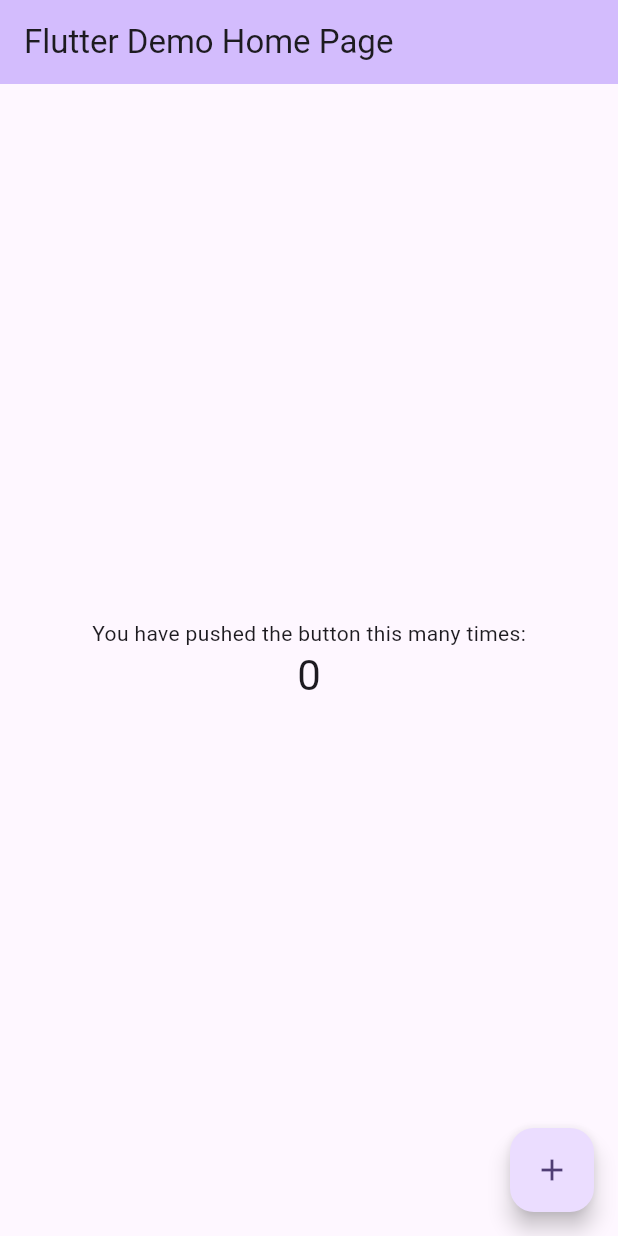
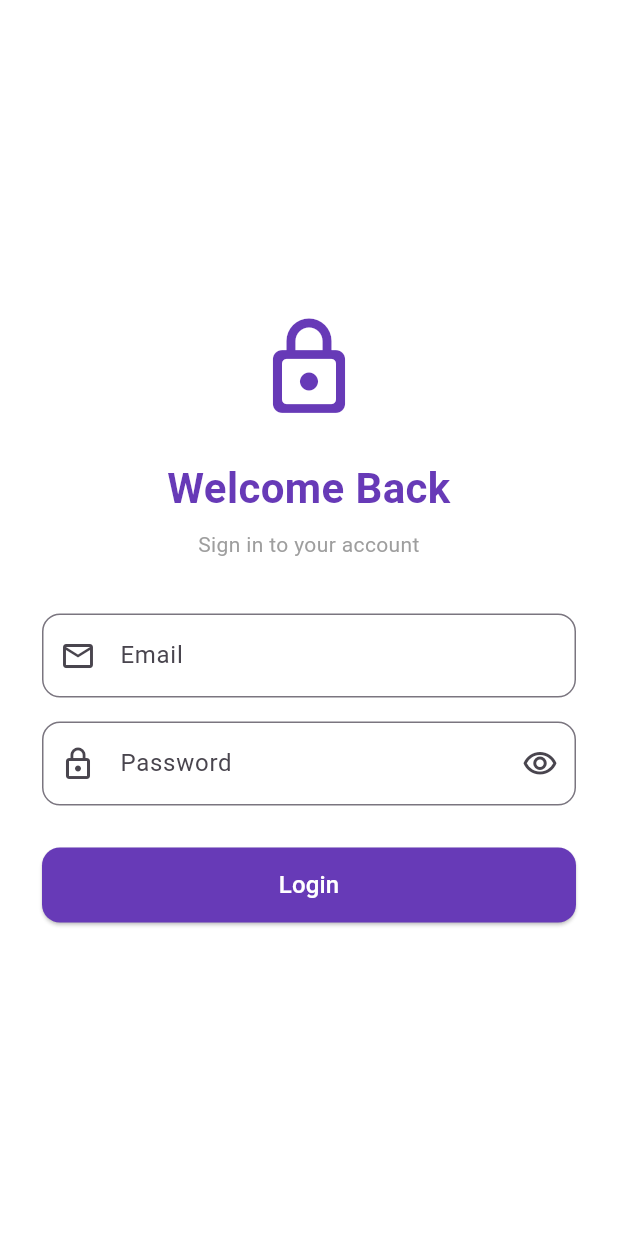
Before and after one commit to Dio-Tech-Team/lms-mobile, a Flutter app: the screen it shows after launch, on a phone screen of 412 x 824 dp. Run offline on Flutter 3.47's test engine with Material 3 defaults, Android fonts, the light colour scheme and no system bars.

Commit message:
onproccess_login_creation

```diff
--- a/lib/main.dart
+++ b/lib/main.dart
@@ -1,122 +1,34 @@
 import 'package:flutter/material.dart';
+import 'package:provider/provider.dart';
+import 'providers/auth_providers.dart';
+import '../users/login_page.dart';
+import '../screentabs/homepage.dart';
 
 void main() {
-  runApp(const MyApp());
+  runApp(
+    MultiProvider(
+      providers: [
+        ChangeNotifierProvider(create: (context) => AuthProvider()),
+      ],
+      child: const MyApp(),
+    ),
+  );
 }
 
 class MyApp extends StatelessWidget {
   const MyApp({super.key});
 
-  // This widget is the root of your application.
   @override
   Widget build(BuildContext context) {
     return MaterialApp(
-      title: 'Flutter Demo',
+      title: 'My App',
       theme: ThemeData(
-        // This is the theme of your application.
-        //
-        // TRY THIS: Try running your application with "flutter run". You'll see
-        // the application has a purple toolbar. Then, without quitting the app,
-        // try changing the seedColor in the colorScheme below to Colors.green
-        // and then invoke "hot reload" (save your changes or press the "hot
-        // reload" button in a Flutter-supported IDE, or press "r" if you used
-        // the command line to start the app).
-        //
-        // Notice that the counter didn't reset back to zero; the application
-        // state is not lost during the reload. To reset the state, use hot
-        // restart instead.
-        //
-        // This works for code too, not just values: Most code changes can be
-        // tested with just a hot reload.
         colorScheme: ColorScheme.fromSeed(seedColor: Colors.deepPurple),
       ),
-      home: const MyHomePage(title: 'Flutter Demo Home Page'),
+      home: const LoginPage(),
+      routes: {
+        '/home': (context) => const HomePage(),
+      },
     );
   }
 }
-
-class MyHomePage extends StatefulWidget {
-  const MyHomePage({super.key, required this.title});
-
-  // This widget is the home page of your application. It is stateful, meaning
-  // that it has a State object (defined below) that contains fields that affect
-  // how it looks.
-
-  // This class is the configuration for the state. It holds the values (in this
-  // case the title) provided by the parent (in this case the App widget) and
-  // used by the build method of the State. Fields in a Widget subclass are
-  // always marked "final".
-
-  final String title;
-
-  @override
-  State<MyHomePage> createState() => _MyHomePageState();
-}
-
-class _MyHomePageState extends State<MyHomePage> {
-  int _counter = 0;
-
-  void _incrementCounter() {
-    setState(() {
-      // This call to setState tells the Flutter framework that something has
-      // changed in this State, which causes it to rerun the build method below
-      // so that the display can reflect the updated values. If we changed
-      // _counter without calling setState(), then the build method would not be
-      // called again, and so nothing would appear to happen.
-      _counter++;
-    });
-  }
-
-  @override
-  Widget build(BuildContext context) {
-    // This method is rerun every time setState is called, for instance as done
-    // by the _incrementCounter method above.
-    //
-    // The Flutter framework has been optimized to make rerunning build methods
-    // fast, so that you can just rebuild anything that needs updating rather
-    // than having to individually change instances of widgets.
-    return Scaffold(
-      appBar: AppBar(
-        // TRY THIS: Try changing the color here to a specific color (to
-        // Colors.amber, perhaps?) and trigger a hot reload to see the AppBar
-        // change color while the other colors stay the same.
-        backgroundColor: Theme.of(context).colorScheme.inversePrimary,
-        // Here we take the value from the MyHomePage object that was created by
-        // the App.build method, and use it to set our appbar title.
-        title: Text(widget.title),
-      ),
-      body: Center(
-        // Center is a layout widget. It takes a single child and positions it
-        // in the middle of the parent.
-        child: Column(
-          // Column is also a layout widget. It takes a list of children and
-          // arranges them vertically. By default, it sizes itself to fit its
-          // children horizontally, and tries to be as tall as its parent.
-          //
-          // Column has various properties to control how it sizes itself and
-          // how it positions its children. Here we use mainAxisAlignment to
-          // center the children vertically; the main axis here is the vertical
-          // axis because Columns are vertical (the cross axis would be
-          // horizontal).
-          //
-          // TRY THIS: Invoke "debug painting" (choose the "Toggle Debug Paint"
-          // action in the IDE, or press "p" in the console), to see the
-          // wireframe for each widget.
-          mainAxisAlignment: MainAxisAlignment.center,
-          children: <Widget>[
-            const Text('You have pushed the button this many times:'),
-            Text(
-              '$_counter',
-              style: Theme.of(context).textTheme.headlineMedium,
-            ),
-          ],
-        ),
-      ),
-      floatingActionButton: FloatingActionButton(
-        onPressed: _incrementCounter,
-        tooltip: 'Increment',
-        child: const Icon(Icons.add),
-      ), // This trailing comma makes auto-formatting nicer for build methods.
-    );
-  }
-}
--- /dev/null
+++ b/lib/providers/auth_providers.dart
@@ -0,0 +1,21 @@
+import 'package:flutter/material.dart';
+
+class AuthProvider extends ChangeNotifier {
+  bool _isLoggedIn = false;
+  String? _token;
+
+  bool get isLoggedIn => _isLoggedIn;
+  String? get token => _token;
+
+  void login(String token) {
+    _token = token;
+    _isLoggedIn = true;
+    notifyListeners();
+  }
+
+  void logout() {
+    _token = null;
+    _isLoggedIn = false;
+    notifyListeners();
+  }
+}
--- /dev/null
+++ b/lib/users/login_page.dart
@@ -0,0 +1,209 @@
+import 'package:flutter/material.dart';
+import 'package:provider/provider.dart';
+import '../providers/auth_providers.dart';
+import '../services/auth_service.dart';
+
+class LoginPage extends StatefulWidget {
+  const LoginPage({super.key});
+
+  @override
+  State<LoginPage> createState() => _LoginPageState();
+}
+
+class _LoginPageState extends State<LoginPage> {
+  final _formKey = GlobalKey<FormState>();
+  final _emailController = TextEditingController();
+  final _passwordController = TextEditingController();
+
+  bool _isLoading = false;
+  bool _obscurePassword = true;
+  String? _errorMessage;
+
+  @override
+  void dispose() {
+    _emailController.dispose();
+    _passwordController.dispose();
+    super.dispose();
+  }
+
+  Future<void> _handleLogin() async {
+    if (!_formKey.currentState!.validate()) return;
+
+    setState(() {
+      _isLoading = true;
+      _errorMessage = null;
+    });
+
+    final result = await AuthService.login(
+      _emailController.text.trim(),
+      _passwordController.text,
+    );
+
+    if (!mounted) return;
+
+    if (result["success"]) {
+      Provider.of<AuthProvider>(context, listen: false).login(result["token"]);
+
+      // Navigate to home — replace LoginPage so user can't go back
+      Navigator.pushReplacementNamed(context, '/home');
+    } else {
+      setState(() {
+        _errorMessage = result["message"] ?? "Login failed. Please try again.";
+        _isLoading = false;
+      });
+    }
+  }
+
+  @override
+  Widget build(BuildContext context) {
+    return Scaffold(
+      backgroundColor: Colors.white,
+      body: SafeArea(
+        child: Center(
+          child: SingleChildScrollView(
+            padding: const EdgeInsets.symmetric(horizontal: 28.0),
+            child: Form(
+              key: _formKey,
+              child: Column(
+                mainAxisAlignment: MainAxisAlignment.center,
+                crossAxisAlignment: CrossAxisAlignment.stretch,
+                children: [
+                  // Logo / Icon
+                  const Icon(
+                    Icons.lock_outline_rounded,
+                    size: 72,
+                    color: Colors.deepPurple,
+                  ),
+                  const SizedBox(height: 24),
+
+                  // Title
+                  const Text(
+                    "Welcome Back",
+                    textAlign: TextAlign.center,
+                    style: TextStyle(
+                      fontSize: 28,
+                      fontWeight: FontWeight.bold,
+                      color: Colors.deepPurple,
+                    ),
+                  ),
+                  const SizedBox(height: 8),
+                  const Text(
+                    "Sign in to your account",
+                    textAlign: TextAlign.center,
+                    style: TextStyle(fontSize: 14, color: Colors.grey),
+                  ),
+                  const SizedBox(height: 36),
+
+                  // Error message
+                  if (_errorMessage != null) ...[
+                    Container(
+                      padding: const EdgeInsets.all(12),
+                      decoration: BoxDecoration(
+                        color: Colors.red.shade50,
+                        borderRadius: BorderRadius.circular(8),
+                        border: Border.all(color: Colors.red.shade200),
+                      ),
+                      child: Text(
+                        _errorMessage!,
+                        style: TextStyle(color: Colors.red.shade700, fontSize: 13),
+                        textAlign: TextAlign.center,
+                      ),
+                    ),
+                    const SizedBox(height: 16),
+                  ],
+
+                  // Email field
+                  TextFormField(
+                    controller: _emailController,
+                    keyboardType: TextInputType.emailAddress,
+                    decoration: InputDecoration(
+                      labelText: "Email",
+                      hintText: "you@example.com",
+                      prefixIcon: const Icon(Icons.email_outlined),
+                      border: OutlineInputBorder(
+                        borderRadius: BorderRadius.circular(12),
+                      ),
+                    ),
+                    validator: (value) {
+                      if (value == null || value.trim().isEmpty) {
+                        return "Email is required.";
+                      }
+                      if (!RegExp(r'^[\w-.]+@([\w-]+\.)+[\w-]{2,4}$')
+                          .hasMatch(value.trim())) {
+                        return "Enter a valid email address.";
+                      }
+                      return null;
+                    },
+                  ),
+                  const SizedBox(height: 16),
+
+                  // Password field
+                  TextFormField(
+                    controller: _passwordController,
+                    obscureText: _obscurePassword,
+                    decoration: InputDecoration(
+                      labelText: "Password",
+                      hintText: "Enter your password",
+                      prefixIcon: const Icon(Icons.lock_outline),
+                      suffixIcon: IconButton(
+                        icon: Icon(
+                          _obscurePassword
+                              ? Icons.visibility_outlined
+                              : Icons.visibility_off_outlined,
+                        ),
+                        onPressed: () {
+                          setState(() => _obscurePassword = !_obscurePassword);
+                        },
+                      ),
+                      border: OutlineInputBorder(
+                        borderRadius: BorderRadius.circular(12),
+                      ),
+                    ),
+                    validator: (value) {
+                      if (value == null || value.isEmpty) {
+                        return "Password is required.";
+                      }
+                      if (value.length < 6) {
+                        return "Password must be at least 6 characters.";
+                      }
+                      return null;
+                    },
+                  ),
+                  const SizedBox(height: 28),
+
+                  // Login button
+                  SizedBox(
+                    height: 50,
+                    child: ElevatedButton(
+                      onPressed: _isLoading ? null : _handleLogin,
+                      style: ElevatedButton.styleFrom(
+                        backgroundColor: Colors.deepPurple,
+                        foregroundColor: Colors.white,
+                        shape: RoundedRectangleBorder(
+                          borderRadius: BorderRadius.circular(12),
+                        ),
+                      ),
+                      child: _isLoading
+                          ? const SizedBox(
+                              height: 22,
+                              width: 22,
+                              child: CircularProgressIndicator(
+                                color: Colors.white,
+                                strokeWidth: 2.5,
+                              ),
+                            )
+                          : const Text(
+                              "Login",
+                              style: TextStyle(fontSize: 16),
+                            ),
+                    ),
+                  ),
+                ],
+              ),
+            ),
+          ),
+        ),
+      ),
+    );
+  }
+}
--- /dev/null
+++ b/lib/variables.dart
@@ -0,0 +1 @@
+ const String baseUrl = "http://:8000/api";
--- a/pubspec.yaml
+++ b/pubspec.yaml
@@ -30,10 +30,13 @@ environment:
 dependencies:
   flutter:
     sdk: flutter
+  http: ^1.2.2
+  http_parser: ^4.0.2
 
   # The following adds the Cupertino Icons font to your application.
   # Use with the CupertinoIcons class for iOS style icons.
   cupertino_icons: ^1.0.8
+  provider: ^6.1.5+1
 
 dev_dependencies:
   flutter_test:
```
Also changed, not shown: lib/screentabs/homepage.dart (added, +33 -0 lines), lib/services/api_service.dart (added, +50 -0 lines), lib/services/auth_service.dart (added, +50 -0 lines), pubspec.lock.
